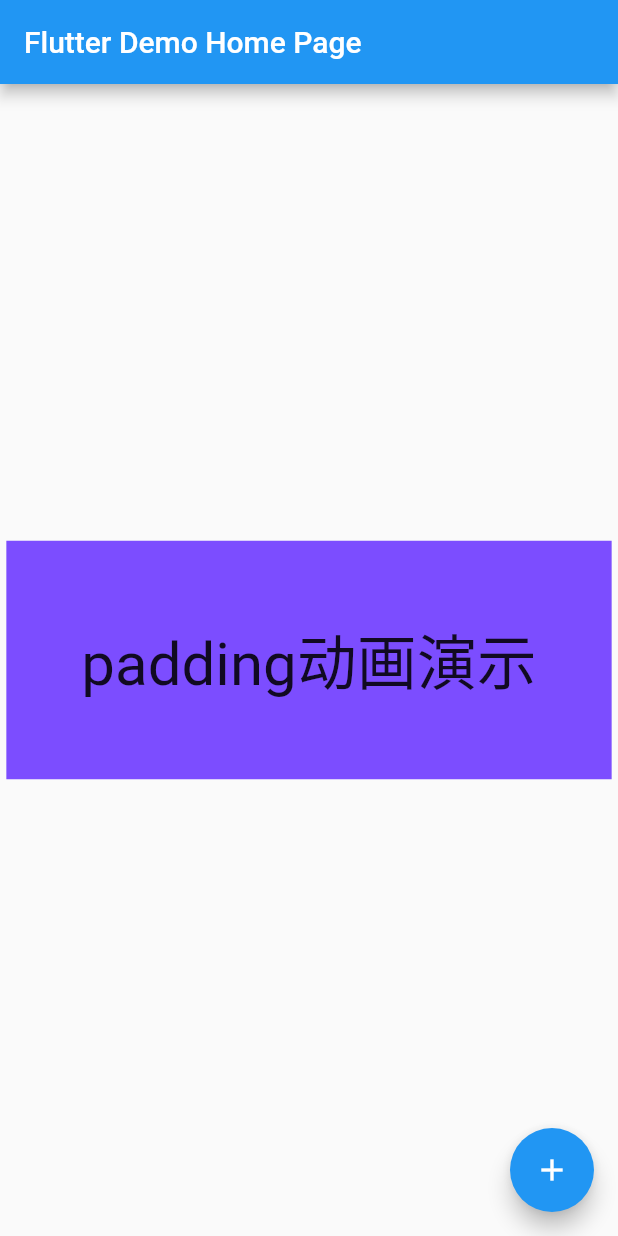
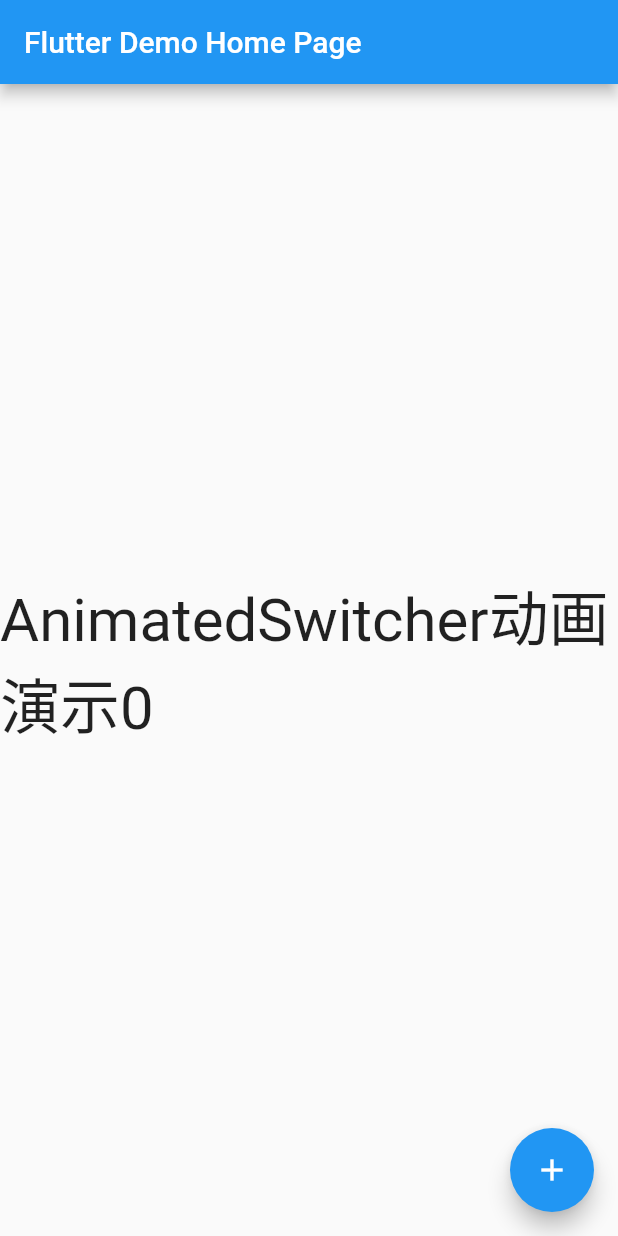
Before and after one commit to Mran/flutter_animate_demo, a Flutter app: the screen it shows after launch, on a phone screen of 412 x 824 dp. Run offline on Flutter 3.47's test engine with Material 2 defaults, Android fonts, the phone set to English and light mode, and no system bars.

Commit message:
AnimatedSwitcher

```diff
--- a/lib/main.dart
+++ b/lib/main.dart
@@ -43,8 +43,8 @@ class MyHomePage extends StatefulWidget {
   _MyHomePageState createState() => _MyHomePageState();
 }
 
-class _MyHomePageState extends State<MyHomePage>
-    with SingleTickerProviderStateMixin {
+class _MyHomePageState extends State<MyHomePage> with TickerProviderStateMixin {
+  int switchSize = 0;
   bool status = true;
   double _height = 100.0;
   double _width = 100.0;
@@ -61,6 +61,8 @@ class _MyHomePageState extends State<MyHomePage>
 
   void _animating() {
     setState(() {
+      switchSize++;
+
       if (status) {
         _height = 100.0;
         _width = 100.0;
@@ -95,26 +97,24 @@ class _MyHomePageState extends State<MyHomePage>
         title: Text(widget.title),
       ),
       body: Center(
-        child: Column(
-          mainAxisAlignment: MainAxisAlignment.center,
-          children: <Widget>[
-            GestureDetector(
-              onTap: _animating,
-              child: Center(
-                child: Container(
-                  color: Colors.deepPurpleAccent,
-                  child: AnimatedPadding(
-                    child: Text(
-                      "padding动画演示",
-                      style: TextStyle(fontSize: 40.0),
-                    ),
-                    duration: Duration(milliseconds: 500),
-                    padding: EdgeInsets.all(status ? 50 : 0.0),
+        child: GestureDetector(
+          onTap: _animating,
+          child: AnimatedSwitcher(
+            transitionBuilder: (Widget child, Animation<double> animation) {
+              return ScaleTransition(child: child, scale: animation);
+            },
+            child: status
+                ? Text(
+                    "AnimatedSwitcher动画演示${switchSize}",
+                    style: TextStyle(fontSize: 40.0),
+                  )
+                : Container(
+                    width: 50,
+                    height: 50,
+                    color: Colors.deepOrange,
                   ),
-                ),
-              ),
-            ),
-          ],
+            duration: Duration(milliseconds: 500),
+          ),
         ),
       ),
       floatingActionButton: FloatingActionButton(
```
